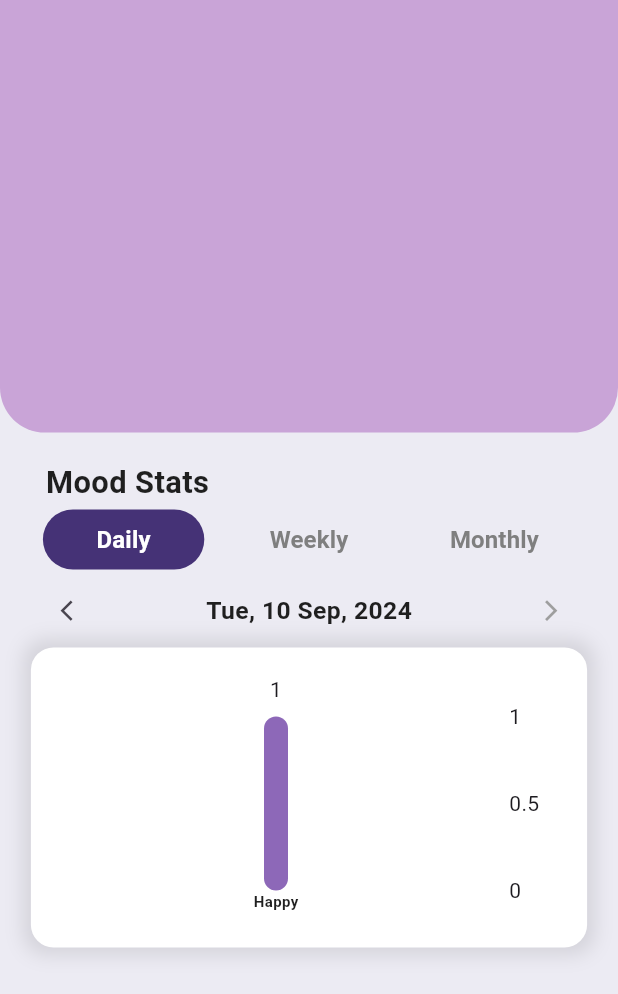
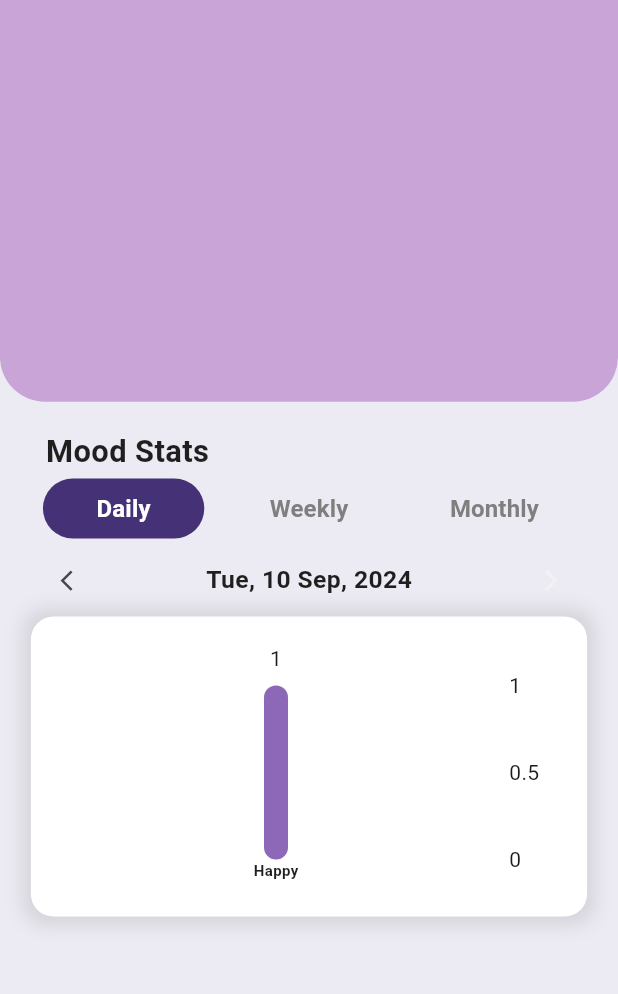
Before and after one commit to yjia28tan/EmoSense-Application, a Flutter app: the HomeContentPage screen opened directly, after a tap on the "arrow forward ios" icon, on a phone screen of 412 x 824 dp. Shown: the top 994 px of the screen. Run offline on Flutter 3.47's test engine with Material 3 defaults, Android fonts, the phone set to English and light mode, and no system bars; drawn by our look-alikes of fl_chart; our stand-ins replace cloud_firestore, firebase_auth, firebase_core, flutter_dotenv, google_fonts, image_picker and 1 more; missing offline and left inert: flutter_tflite; accounts and stored records are empty; network calls fail.

Commit message:
Update Design

```diff
--- a/EmoSense/lib/design_widgets/font_style.dart
+++ b/EmoSense/lib/design_widgets/font_style.dart
@@ -33,6 +33,7 @@ final TextStyle HomeButton = GoogleFonts.leagueSpartan(
   fontSize: 16,
   fontWeight: FontWeight.bold,
 );
+
 
 
 final TextStyle signupTitle = GoogleFonts.leagueSpartan(
--- a/EmoSense/lib/pages/calendar_page.dart
+++ b/EmoSense/lib/pages/calendar_page.dart
@@ -139,7 +139,7 @@ class _CalendarPageState extends State<CalendarPage> {
             child: Column(
               children: [
                 Container(
-                  height: screenHeight * 0.30,
+                  height: screenHeight * 0.325,
                   decoration: BoxDecoration(
                     color: AppColors.upBackgroundColor,
                     borderRadius: BorderRadius.only(
@@ -166,7 +166,7 @@ class _CalendarPageState extends State<CalendarPage> {
                   borderRadius: BorderRadius.all(Radius.circular(30),
                   ),
                 ),
-                height: screenHeight * 0.53,
+                height: screenHeight * 0.57,
                 child: Padding(
                   padding: const EdgeInsets.all(8.0),
                   child: TableCalendar(
--- a/EmoSense/lib/pages/home_content_page.dart
+++ b/EmoSense/lib/pages/home_content_page.dart
@@ -41,7 +41,9 @@ class _HomeContentPageState extends State<HomeContentPage> {
   @override
   void initState() {
     super.initState();
-    _resetToToday(); // Set the initial date and view
+    setState(() {
+      _resetToToday(); // Set the initial date and view
+    });
   }
 
   void _resetToToday() {
@@ -144,7 +146,7 @@ class _HomeContentPageState extends State<HomeContentPage> {
             child: Column(
               children: [
                 Container(
-                  height: screenHeight * 0.35,
+                  height: screenHeight * 0.325,
                   decoration: BoxDecoration(
                     color: AppColors.upBackgroundColor,
                     borderRadius: BorderRadius.only(
@@ -209,13 +211,13 @@ class _HomeContentPageState extends State<HomeContentPage> {
                               onPressed: () {
                                 if (_selectedView == 'Daily' && !_isToday()) {
                                   _showNextDay();
-                                } else if (_selectedView == 'Weekly') {
+                                } else if (_selectedView == 'Weekly' && !_isToday()) {
                                   _showNextWeek();
-                                } else if (_selectedView == 'Monthly') {
+                                } else if (_selectedView == 'Monthly' && !_isToday()) {
                                   _showNextMonth();
                                 }
                               },
-                              color: _isToday() ? Colors.grey : null, // Grey out the icon if disabled
+                              color: _isToday() ? AppColors.textFieldColor : null, // Grey out the icon if disabled
                             ),
                           ],
                         ),
--- a/EmoSense/lib/pages/profile_page.dart
+++ b/EmoSense/lib/pages/profile_page.dart
@@ -1,5 +1,6 @@
 import 'package:cloud_firestore/cloud_firestore.dart';
 import 'package:emosense/design_widgets/alert_dialog_widget.dart';
+import 'package:emosense/design_widgets/app_color.dart';
 import 'package:emosense/design_widgets/font_style.dart';
 import 'package:emosense/design_widgets/profile_button_style.dart';
 import 'package:emosense/main.dart';
@@ -98,6 +99,7 @@ class _ProfilePageState extends State<ProfilePage> {
     double screenWidth = MediaQuery.of(context).size.width;
 
     return Scaffold(
+      backgroundColor: AppColors.downBackgroundColor,
       body: SingleChildScrollView(
         padding: EdgeInsets.all(screenWidth * 0.08),
         child: Center(
```
Also changed, not shown: EmoSense/lib/pages/discover_page.dart (+15 -4 lines).
